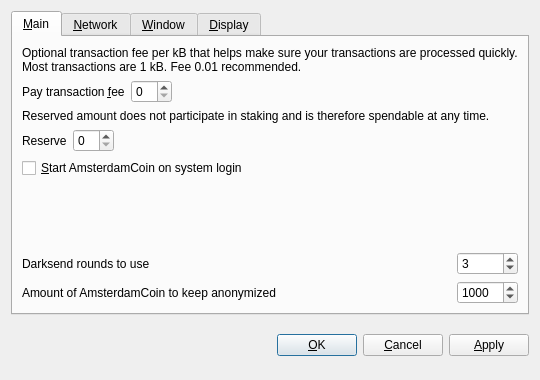
First picture: the form in src/qt/forms/optionsdialog.ui, repository ALLMINER/XDE2, before the edit.
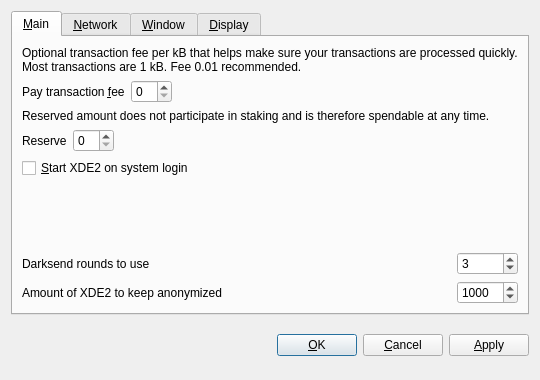
Second picture: the form after the edit. Custom widgets are drawn as their Qt base class.

```diff
--- a/src/qt/forms/optionsdialog.ui
+++ b/src/qt/forms/optionsdialog.ui
@@ -128,7 +128,7 @@
           <string>Automatically start AmsterdamCoin after logging in to the system.</string>
          </property>
          <property name="text">
-          <string>&amp;Start AmsterdamCoin on system login</string>
+          <string>&amp;Start XDE2 on system login</string>
          </property>
         </widget>
        </item>
@@ -186,7 +186,7 @@
           <string notr="true"/>
          </property>
          <property name="text">
-          <string>Amount of AmsterdamCoin to keep anonymized</string>
+          <string>Amount of XDE2 to keep anonymized</string>
          </property>
         </widget>
        </item>
```
Left out of the diff: 8 changed lines with no effect on the pictures.
